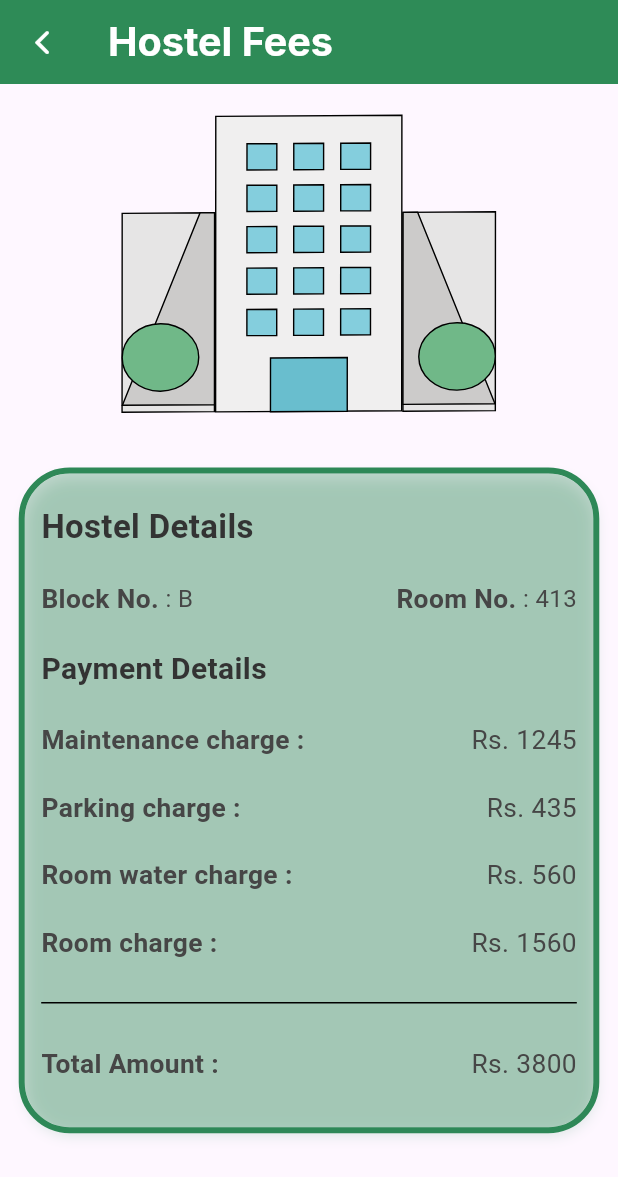
After one commit to dcaayushd/Hostel-Management_App, a Flutter app: the HostelFeeScreen screen opened directly, on a phone screen of 412 x 824 dp. The commit adds this screen. Shown: the top 1177 px of the screen. Run offline on Flutter 3.47's test engine with Material 3 defaults, Android fonts, the phone set to English and light mode, and no system bars; our stand-ins replace flutter_screenutil, flutter_svg, google_fonts.

Commit message:
Hostel Fees Screen Added

```diff
--- a/lib/features/admin/screens/issue_screen.dart
+++ b/lib/features/admin/screens/issue_screen.dart
@@ -48,7 +48,7 @@ class IssueCard extends StatelessWidget {
                 begin: const Alignment(0.00, -1.00),
                 end: const Alignment(0, 1),
                 colors: [
-                  const Color(0xff2e8b57).withOpacity(0.5),
+                  const Color(0xFF2e8b57).withOpacity(0.5),
                   const Color(0x002e8857),
                 ],
               ),
--- a/lib/features/admin/screens/room_change_request_screen.dart
+++ b/lib/features/admin/screens/room_change_request_screen.dart
@@ -49,7 +49,7 @@ class RequestCard extends StatelessWidget {
                 begin: const Alignment(0.00, -1.00),
                 end: const Alignment(0, 1),
                 colors: [
-                  const Color(0xff2e8b57).withOpacity(0.5),
+                  const Color(0xFF2e8b57).withOpacity(0.5),
                   const Color(0x002e8857),
                 ],
               ),
--- a/lib/features/admin/screens/staff_display_screen.dart
+++ b/lib/features/admin/screens/staff_display_screen.dart
@@ -35,7 +35,7 @@ class _StaffDisplayScreenState extends State<StaffDisplayScreen> {
                 shape: RoundedRectangleBorder(
                   side: BorderSide(
                     width: 2,
-                    color: Color(0xff007b38),
+                    color: Color(0xFF007b38),
                   ),
                   borderRadius: BorderRadius.only(
                     topLeft: Radius.circular(30),
@@ -105,7 +105,7 @@ class _StaffDisplayScreenState extends State<StaffDisplayScreen> {
                       ),
                       width: double.maxFinite,
                       decoration: BoxDecoration(
-                        color: const Color(0xffec6977),
+                        color: const Color(0xFFec6977),
                         borderRadius: BorderRadius.circular(12.r),
                       ),
                       child: Row(
--- a/lib/features/auth/screens/login_screen.dart
+++ b/lib/features/auth/screens/login_screen.dart
@@ -62,7 +62,7 @@ class _LoginScreenState extends State<LoginScreen> {
                     'Login to your account',
                     style: TextStyle(
                       fontSize: 20.sp,
-                      color: const Color(0xff333333),
+                      color: const Color(0xFF333333),
                       fontWeight: FontWeight.w700,
                     ),
                   ),
@@ -78,7 +78,7 @@ class _LoginScreenState extends State<LoginScreen> {
                   enabledBorder: OutlineInputBorder(
                     borderRadius: BorderRadius.circular(14),
                     borderSide: const BorderSide(
-                      color: Color(0xffd1d8ff),
+                      color: Color(0xFFd1d8ff),
                     ),
                   ),
                   inputHint: 'Enter your email',
@@ -101,7 +101,7 @@ class _LoginScreenState extends State<LoginScreen> {
                   enabledBorder: OutlineInputBorder(
                     borderRadius: BorderRadius.circular(14),
                     borderSide: const BorderSide(
-                      color: Color(0xffd1d8ff),
+                      color: Color(0xFFd1d8ff),
                     ),
                   ),
                   inputHint: 'Enter your password',
--- a/lib/features/auth/widgets/custom_button.dart
+++ b/lib/features/auth/widgets/custom_button.dart
@@ -24,7 +24,7 @@ class CustomButton extends StatelessWidget {
         width: double.maxFinite,
         height: 50.h,
         decoration: BoxDecoration(
-          color: const Color(0xff2e8b57),
+          color: const Color(0xFF2e8b57),
           borderRadius: BorderRadius.circular(14.r),
         ),
         child: Center(
--- a/lib/features/home/widgets/category_card.dart
+++ b/lib/features/home/widgets/category_card.dart
@@ -50,7 +50,7 @@ class CategoryCard extends StatelessWidget {
               category,
               textAlign: TextAlign.center,
               style: TextStyle(
-                color: const Color(0xff333333),
+                color: const Color(0xFF333333),
                 fontSize: 15.sp,
               ),
             ),
--- /dev/null
+++ b/lib/features/student/screens/hostel_fee_screen.dart
@@ -0,0 +1,240 @@
+import 'package:flutter/material.dart';
+import 'package:flutter_screenutil/flutter_screenutil.dart';
+import 'package:flutter_svg/svg.dart';
+import 'package:hostel_management_app/common/app_bar.dart';
+import 'package:hostel_management_app/common/constants.dart';
+import 'package:hostel_management_app/common/spacing.dart';
+
+class HostelFeeScreen extends StatelessWidget {
+  const HostelFeeScreen({
+    super.key,
+  });
+
+  @override
+  Widget build(BuildContext context) {
+    return Scaffold(
+      appBar: buildAppBar(
+        context,
+        'Hostel Fees',
+      ),
+      body: SingleChildScrollView(
+        child: Padding(
+          padding: EdgeInsets.symmetric(horizontal: 15.w),
+          child: Column(
+            crossAxisAlignment: CrossAxisAlignment.center,
+            children: [
+              heightSpacer(20),
+              SvgPicture.asset(
+                AppConstants.hostel,
+                height: 200.h,
+              ),
+              heightSpacer(40),
+              Container(
+                width: double.maxFinite,
+                decoration: ShapeDecoration(
+                  color: const Color(0x4C2E8B57),
+                  shape: RoundedRectangleBorder(
+                    side: const BorderSide(
+                      width: 4,
+                      strokeAlign: BorderSide.strokeAlignOutside,
+                      color: Color(0xFF2E8857),
+                    ),
+                    borderRadius: BorderRadius.circular(30),
+                  ),
+                  shadows: const [
+                    BoxShadow(
+                      color: Color(0x332E8B57),
+                      blurRadius: 8,
+                      offset: Offset(1, 4),
+                      spreadRadius: 0,
+                    )
+                  ],
+                ),
+                child: Padding(
+                  padding: EdgeInsets.symmetric(horizontal: 10.w),
+                  child: Column(
+                    crossAxisAlignment: CrossAxisAlignment.start,
+                    children: [
+                      heightSpacer(20),
+                      Text(
+                        'Hostel Details',
+                        style: TextStyle(
+                          color: const Color(0xFF333333),
+                          fontSize: 20.sp,
+                          fontWeight: FontWeight.w700,
+                        ),
+                      ),
+                      heightSpacer(20),
+                      Row(
+                        mainAxisAlignment: MainAxisAlignment.spaceBetween,
+                        children: [
+                          Row(
+                            children: [
+                              Text(
+                                'Block No.',
+                                style: TextStyle(
+                                  color: const Color(0xFF464646),
+                                  fontSize: 16.sp,
+                                  fontWeight: FontWeight.w700,
+                                ),
+                              ),
+                              const Text(
+                                ' : B',
+                                style: TextStyle(
+                                  color: Color(0xFF464646),
+                                  fontSize: 16,
+                                ),
+                              ),
+                            ],
+                          ),
+                          Row(
+                            children: [
+                              Text(
+                                'Room No.',
+                                style: TextStyle(
+                                  color: const Color(0xFF464646),
+                                  fontSize: 16.sp,
+                                  fontWeight: FontWeight.w700,
+                                ),
+                              ),
+                              const Text(
+                                ' : 413',
+                                style: TextStyle(
+                                  color: Color(0xFF464646),
+                                  fontSize: 16,
+                                ),
+                              ),
+                            ],
+                          ),
+                        ],
+                      ),
+                      heightSpacer(20),
+                      const Text(
+                        'Payment Details ',
+                        style: TextStyle(
+                          color: Color(0xFF333333),
+                          fontSize: 20,
+                          fontWeight: FontWeight.w700,
+                        ),
+                      ),
+                      heightSpacer(20),
+                      Row(
+                        mainAxisAlignment: MainAxisAlignment.spaceBetween,
+                        children: [
+                          Text(
+                            'Maintenance charge : ',
+                            style: TextStyle(
+                              color: const Color(0xFF464646),
+                              fontSize: 16.sp,
+                              fontWeight: FontWeight.w700,
+                            ),
+                          ),
+                          Text(
+                            'Rs. 1245',
+                            style: TextStyle(
+                              color: const Color(0xFF464646),
+                              fontSize: 16.sp,
+                            ),
+                          ),
+                        ],
+                      ),
+                      heightSpacer(20),
+                      Row(
+                        mainAxisAlignment: MainAxisAlignment.spaceBetween,
+                        children: [
+                          Text(
+                            'Parking charge : ',
+                            style: TextStyle(
+                              color: const Color(0xFF464646),
+                              fontSize: 16.sp,
+                              fontWeight: FontWeight.w700,
+                            ),
+                          ),
+                          Text(
+                            'Rs. 435',
+                            style: TextStyle(
+                              color: const Color(0xFF464646),
+                              fontSize: 16.sp,
+                            ),
+                          ),
+                        ],
+                      ),
+                      heightSpacer(20),
+                      Row(
+                        mainAxisAlignment: MainAxisAlignment.spaceBetween,
+                        children: [
+                          Text(
+                            'Room water charge : ',
+                            style: TextStyle(
+                              color: const Color(0xFF464646),
+                              fontSize: 16.sp,
+                              fontWeight: FontWeight.w700,
+                            ),
+                          ),
+                          Text(
+                            'Rs. 560',
+                            style: TextStyle(
+                              color: const Color(0xFF464646),
+                              fontSize: 16.sp,
+                            ),
+                          ),
+                        ],
+                      ),
+                      heightSpacer(20),
+                      Row(
+                        mainAxisAlignment: MainAxisAlignment.spaceBetween,
+                        children: [
+                          Text(
+                            'Room charge : ',
+                            style: TextStyle(
+                              color: const Color(0xFF464646),
+                              fontSize: 16.sp,
+                              fontWeight: FontWeight.w700,
+                            ),
+                          ),
+                          Text(
+                            'Rs. 1560',
+                            style: TextStyle(
+                              color: const Color(0xFF464646),
+                              fontSize: 16.sp,
+                            ),
+                          ),
+                        ],
+                      ),
+                      heightSpacer(20),
+                      const Divider(
+                        color: Colors.black,
+                      ),
+                      heightSpacer(20),
+                      Row(
+                        mainAxisAlignment: MainAxisAlignment.spaceBetween,
+                        children: [
+                          Text(
+                            'Total Amount : ',
+                            style: TextStyle(
+                              color: const Color(0xFF464646),
+                              fontSize: 16.sp,
+                              fontWeight: FontWeight.w700,
+                            ),
+                          ),
+                          Text(
+                            'Rs. 3800',
+                            style: TextStyle(
+                              color: const Color(0xFF464646),
+                              fontSize: 16.sp,
+                            ),
+                          ),
+                        ],
+                      ),
+                      heightSpacer(30),
+                    ],
+                  ),
+                ),
+              ),
+            ],
+          ),
+        ),
+      ),
+    );
+  }
+}
--- a/lib/features/student/screens/room_availability_screen.dart
+++ b/lib/features/student/screens/room_availability_screen.dart
@@ -50,7 +50,7 @@ class RoomCard extends StatelessWidget {
             bottomLeft: Radius.circular(30.r),
           ),
           border: Border.all(
-            color: const Color(0xff007b3b),
+            color: const Color(0xFF007b3b),
             width: 2,
           )),
       child: Row(
@@ -121,7 +121,7 @@ class RoomCard extends StatelessWidget {
                       top: 2,
                     ),
                     decoration: BoxDecoration(
-                      color: const Color(0xff2ecc71),
+                      color: const Color(0xFF2ecc71),
                       borderRadius: BorderRadius.circular(10),
                     ),
                     child: Text(
--- a/lib/theme/text_theme.dart
+++ b/lib/theme/text_theme.dart
@@ -39,7 +39,7 @@ class AppTextTheme {
   );
 
   static TextStyle dmTextStyle = GoogleFonts.poppins(
-    color: const Color(0xff9091AD),
+    color: const Color(0xFF9091AD),
     fontWeight: FontWeight.w500,
     fontSize: 16,
   );
```
Also changed, not shown: lib/features/admin/screens/create_staff_screen.dart (+7 -7 lines), lib/features/auth/screens/register_screen.dart (+9 -9 lines), lib/features/home/screen/home_screen.dart (+15 -7 lines), lib/features/student/screens/create_issue_screen.dart (+6 -6 lines), lib/theme/colors.dart (+9 -9 lines).
